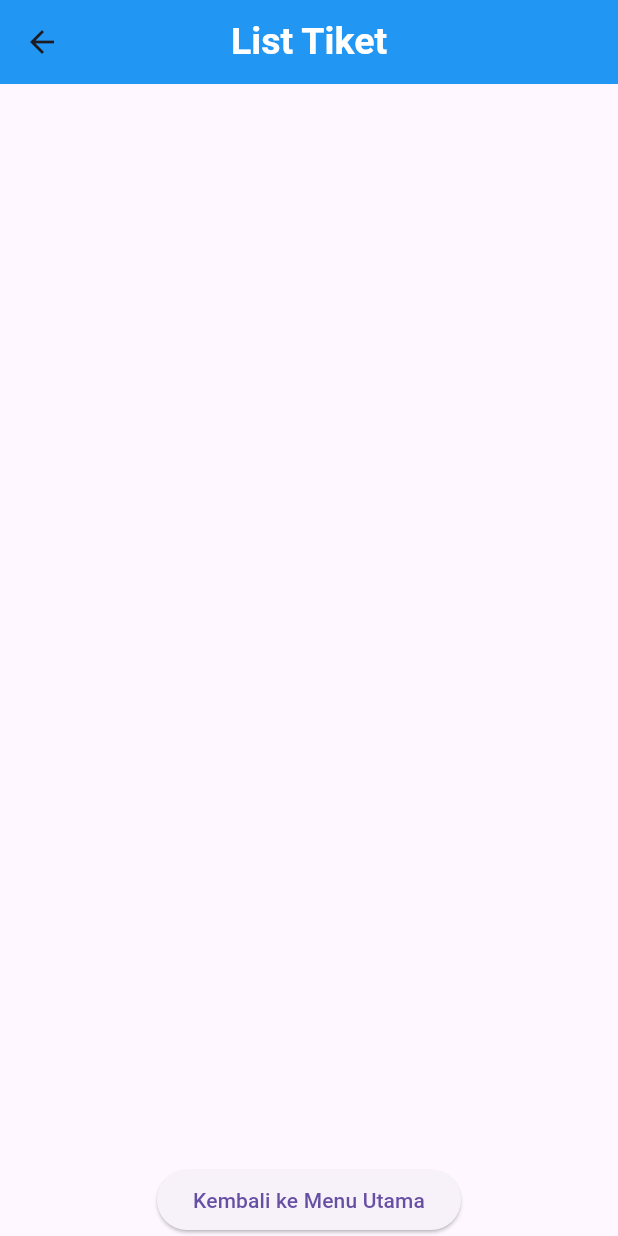
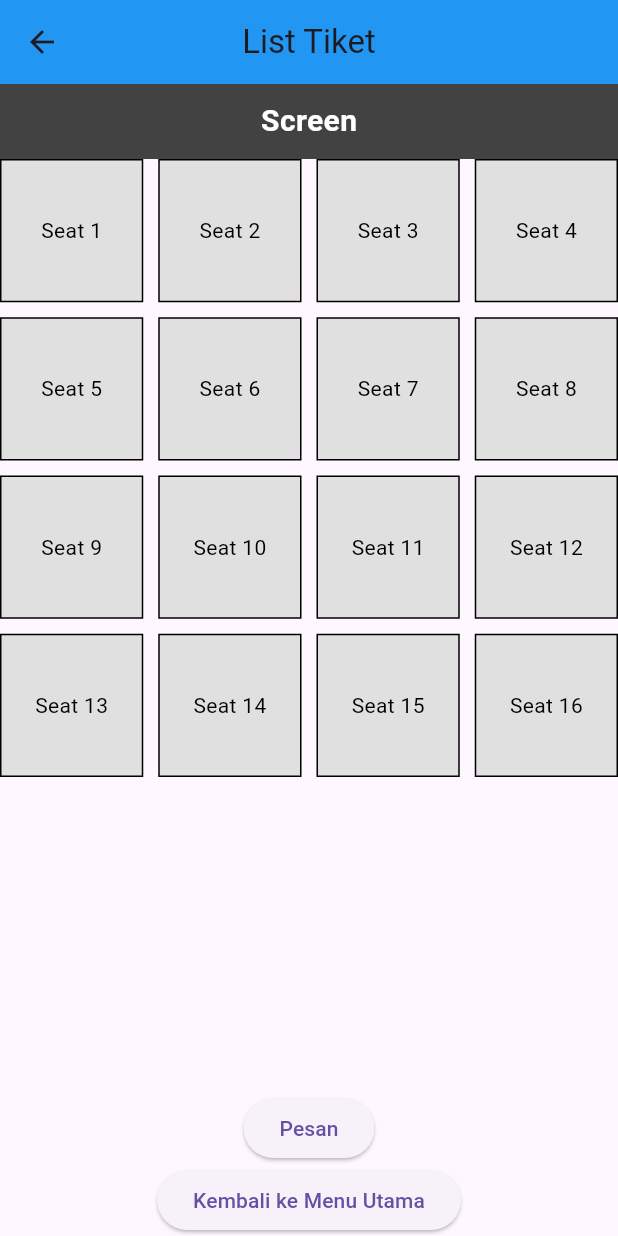
Before and after one commit to 221110278/Capt, a Flutter app: the ListTiket screen opened directly with empty values, on a phone screen of 412 x 824 dp. Run offline on Flutter 3.47's test engine with Material 3 defaults, Android fonts, the phone set to English and light mode, and no system bars; missing offline and left inert: proyek; key blocks and very long unbroken strings in the code were emptied for the run.

Commit message:
menambah checkbox untuk seat di bisokop

```diff
--- a/lib/components/listTiket.dart
+++ b/lib/components/listTiket.dart
@@ -1,7 +1,6 @@
 import 'package:flutter/material.dart';
-import 'package:tugas/components/listUsers.dart';
-import 'package:tugas/data/listFilm.dart';
-import 'package:tugas/screens/home.dart';
+import 'package:proyek/components/listUsers.dart';
+import 'package:proyek/screens/home.dart';
 
 class ListTiket extends StatefulWidget {
   final int jumlahTiket;
@@ -13,69 +12,108 @@ class ListTiket extends StatefulWidget {
 }
 
 class _ListTiketState extends State<ListTiket> {
+  late List<bool> isSelected;
+  late int maxSelection;
+  late double cmToPixel;
+  late List<int> selectedSeats = [];
+
+  @override
+  void initState() {
+    super.initState();
+    isSelected = List<bool>.filled(16, false);
+    maxSelection = widget.jumlahTiket;
+  }
+
   @override
   Widget build(BuildContext context) {
-    final List<Map<String, dynamic>> filteredFilms = listFilm.where((film) => film['jumlahTiket'] > 0).toList();
+    cmToPixel = MediaQuery.of(context).devicePixelRatio * 1.7952755906;
 
     return Scaffold(
       appBar: AppBar(
-        title: const Text(
-          'List Tiket',
-          style: TextStyle(
-            fontSize: 25,
-            fontWeight: FontWeight.bold,
-            color: Colors.white,
-          ),
-        ),
+        title: const Text('List Tiket'),
         backgroundColor: Colors.blue,
         centerTitle: true,
       ),
       body: Column(
         children: [
+          Container(
+            width: double.infinity,
+            height: 50,
+            color: Colors.grey[800],
+            alignment: Alignment.center,
+            child: const Text(
+              "Screen",
+              style: TextStyle(fontSize: 20, fontWeight: FontWeight.bold, color: Colors.white),
+            ),
+          ),
           Expanded(
-            child: ListView.builder(
-              itemCount: filteredFilms.length,
+            child: GridView.builder(
+              gridDelegate: SliverGridDelegateWithFixedCrossAxisCount(
+                crossAxisCount: 4,
+                childAspectRatio: 1.0,
+                crossAxisSpacing: 10,
+                mainAxisSpacing: 10,
+              ),
+              itemCount: 16,
               itemBuilder: (context, index) {
-                String namaFilm = filteredFilms[index]["nama"];
-                int jumlahTiket = filteredFilms[index]["jumlahTiket"];
-                return ListTile(
-                  title: Row(
-                    mainAxisAlignment: MainAxisAlignment.spaceBetween,
-                    children: [
-                      Text(namaFilm),
-                      Text('$jumlahTiket tiket'),
-                    ],
-                  ),
-                  trailing: IconButton(
-                    onPressed: widget.jumlahTiket > 0 ? null : () {
-                      String username = listUsers.isNotEmpty ? listUsers.first["username"] : "username";
-                      Navigator.push(
-                        context,
-                        MaterialPageRoute(
-                          builder: (context) => Home(username: username),
+                return GestureDetector(
+                  onTap: () => _handleTap(index),
+                  child: SizedBox(
+                    width: cmToPixel,
+                    height: cmToPixel,
+                    child: Container(
+                      decoration: BoxDecoration(
+                        color: isSelected[index] ? Colors.blue : Colors.grey[300],
+                        border: Border.all(color: Colors.black),
+                      ),
+                      child: Center(
+                        child: Text(
+                          'Seat ${index + 1}',
+                          style: TextStyle(color: isSelected[index] ? Colors.white : Colors.black),
                         ),
-                      );
-                    },
-                    icon: Icon(widget.jumlahTiket > 0 ? Icons.check : Icons.local_movies),
+                      ),
+                    ),
                   ),
                 );
               },
             ),
           ),
           ElevatedButton(
+            onPressed: _orderSeats,
+            child: const Text('Pesan'),
+          ),
+          ElevatedButton(
             onPressed: () {
-              String username = listUsers.isNotEmpty ? listUsers.first["username"] : "username";
               Navigator.push(
                 context,
                 MaterialPageRoute(
-                  builder: (context) => Home(username: username),
+                  builder: (context) => Home(
+                    username: listUsers.isNotEmpty ? listUsers.first["username"] : "username",
+                    selectedSeats: selectedSeats,
+                  ),
                 ),
               );
             },
-            child: Text('Kembali ke Menu Utama'),
+            child: const Text('Kembali ke Menu Utama'),
           ),
         ],
       ),
     );
   }
+
+  void _handleTap(int index) {
+    setState(() {
+      if (isSelected[index]) {
+        isSelected[index] = false;
+      } else {
+        if (isSelected.where((element) => element).length < maxSelection) {
+          isSelected[index] = true;
+        }
+      }
+    });
+  }
+
+  void _orderSeats() {
+    selectedSeats = List<int>.generate(isSelected.length, (i) => i).where((i) => isSelected[i]).toList();
+  }
 }
```
